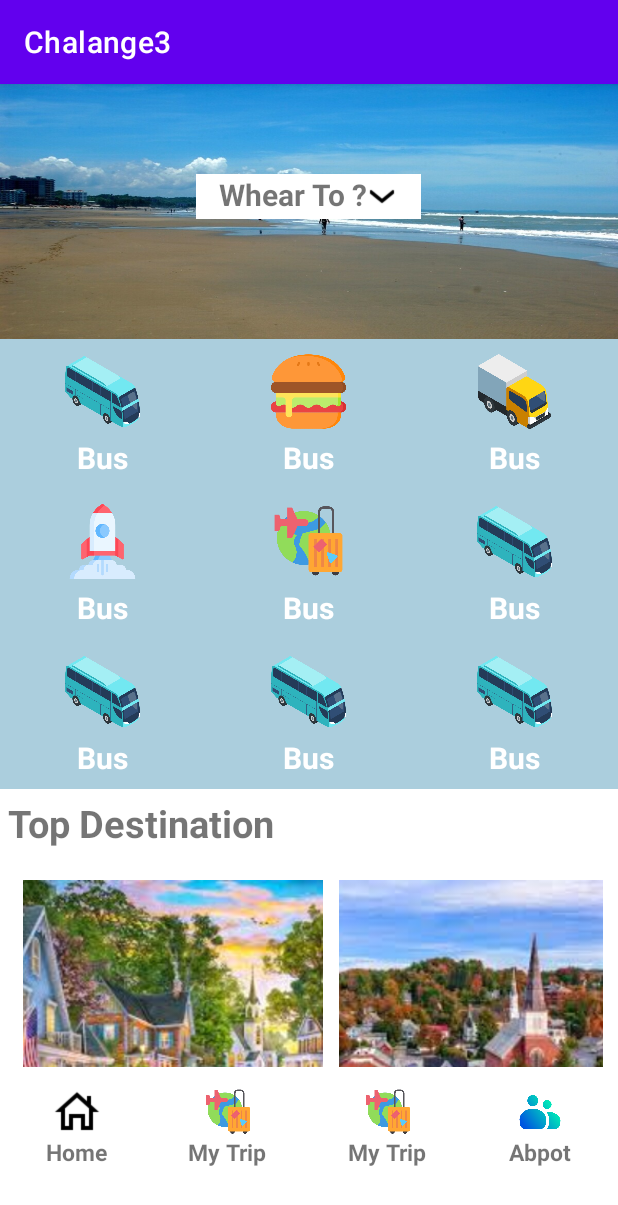
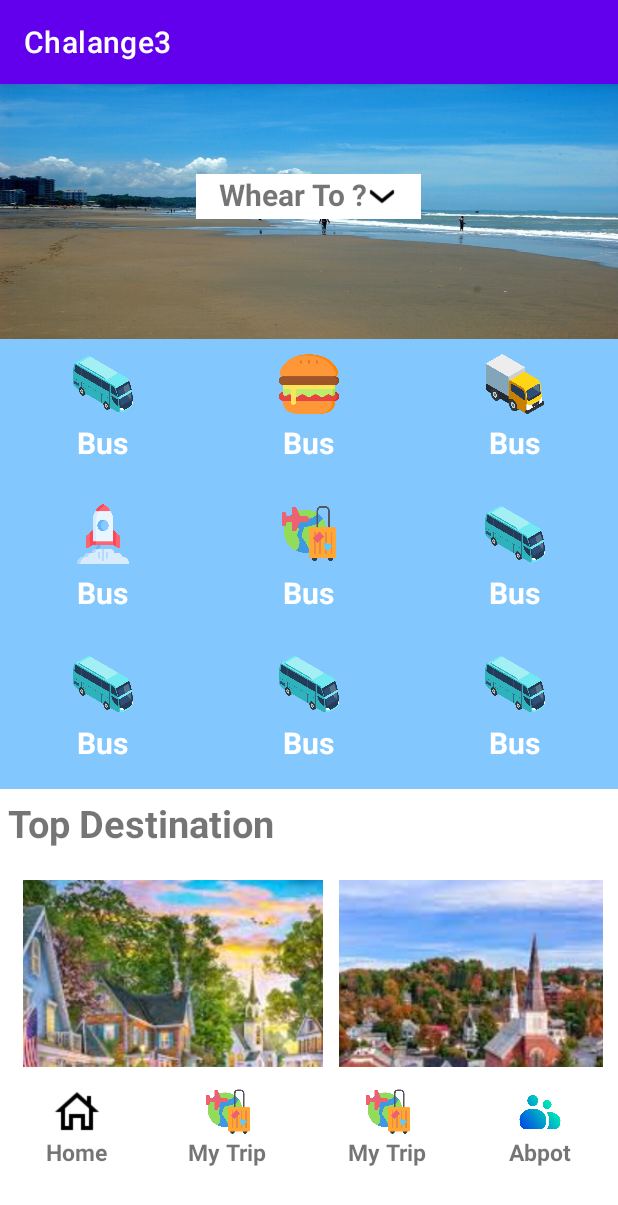
Before and after one commit to zihadul10101/practiceChallenge3-Visibility, an Android app: the screen it shows after launch (MainActivity), on a phone screen of 412 x 824 dp. Shown: the top 1205 px of the screen. Run offline under Robolectric (Android 15) with nearby library versions, the phone set to English and light mode, and no system bars.

Commit message:
color change

```diff
--- a/app/src/main/res/layout/activity_main.xml
+++ b/app/src/main/res/layout/activity_main.xml
@@ -49,7 +49,7 @@
         android:layout_width="match_parent"
         android:layout_height="100dp"
         android:layout_below="@+id/hero"
-        android:background="#ABCEDD"
+        android:background="#82C7FD"
         android:orientation="horizontal"
         android:weightSum="3"
 
@@ -63,8 +63,8 @@
             android:padding="10dp">
 
             <ImageView
-                android:layout_width="50dp"
-                android:layout_height="50dp"
+                android:layout_width="40dp"
+                android:layout_height="40dp"
                 android:layout_gravity="center"
                 android:src="@drawable/bus" />
 
@@ -88,8 +88,8 @@
             android:padding="10dp">
 
             <ImageView
-                android:layout_width="50dp"
-                android:layout_height="50dp"
+                android:layout_width="40dp"
+                android:layout_height="40dp"
                 android:layout_gravity="center"
                 android:src="@drawable/hamburger" />
 
@@ -113,8 +113,8 @@
             android:padding="10dp">
 
             <ImageView
-                android:layout_width="50dp"
-                android:layout_height="50dp"
+                android:layout_width="40dp"
+                android:layout_height="40dp"
                 android:layout_gravity="center"
                 android:src="@drawable/box_truck" />
             <TextView
@@ -139,7 +139,7 @@
         android:orientation="horizontal"
         android:weightSum="3"
         android:layout_below="@+id/firstContainer"
-        android:background="#ABCEDD"
+        android:background="#82C7FD"
         >
         <LinearLayout
             android:layout_width="wrap_content"
@@ -149,8 +149,8 @@
             android:orientation="vertical"
             >
             <ImageView
-                android:layout_width="50dp"
-                android:layout_height="50dp"
+                android:layout_width="40dp"
+                android:layout_height="40dp"
                 android:src="@drawable/start_up"
                 android:layout_gravity="center"
                 />
@@ -174,8 +174,8 @@
             android:orientation="vertical"
             >
             <ImageView
-                android:layout_width="50dp"
-                android:layout_height="50dp"
+                android:layout_width="40dp"
+                android:layout_height="40dp"
                 android:src="@drawable/travel"
                 android:layout_gravity="center"
                 />
@@ -199,8 +199,8 @@
             android:orientation="vertical"
             >
             <ImageView
-                android:layout_width="50dp"
-                android:layout_height="50dp"
+                android:layout_width="40dp"
+                android:layout_height="40dp"
                 android:src="@drawable/bus"
                 android:layout_gravity="center"
                 />
@@ -228,7 +228,7 @@
         android:orientation="horizontal"
         android:weightSum="3"
         android:layout_below="@+id/secoundContainer"
-        android:background="#ABCEDD"
+        android:background="#82C7FD"
         >
         <LinearLayout
             android:layout_width="wrap_content"
@@ -238,8 +238,8 @@
             android:padding="10dp"
             >
             <ImageView
-                android:layout_width="50dp"
-                android:layout_height="50dp"
+                android:layout_width="40dp"
+                android:layout_height="40dp"
                 android:src="@drawable/bus"
                 android:layout_gravity="center"
                 />
@@ -263,8 +263,8 @@
             android:padding="10dp"
             >
             <ImageView
-                android:layout_width="50dp"
-                android:layout_height="50dp"
+                android:layout_width="40dp"
+                android:layout_height="40dp"
                 android:src="@drawable/bus"
                 android:layout_gravity="center"
                 />
@@ -288,8 +288,8 @@
             android:padding="10dp"
             >
             <ImageView
-                android:layout_width="50dp"
-                android:layout_height="50dp"
+                android:layout_width="40dp"
+                android:layout_height="40dp"
                 android:src="@drawable/bus"
                 android:layout_gravity="center"
                 />
```
